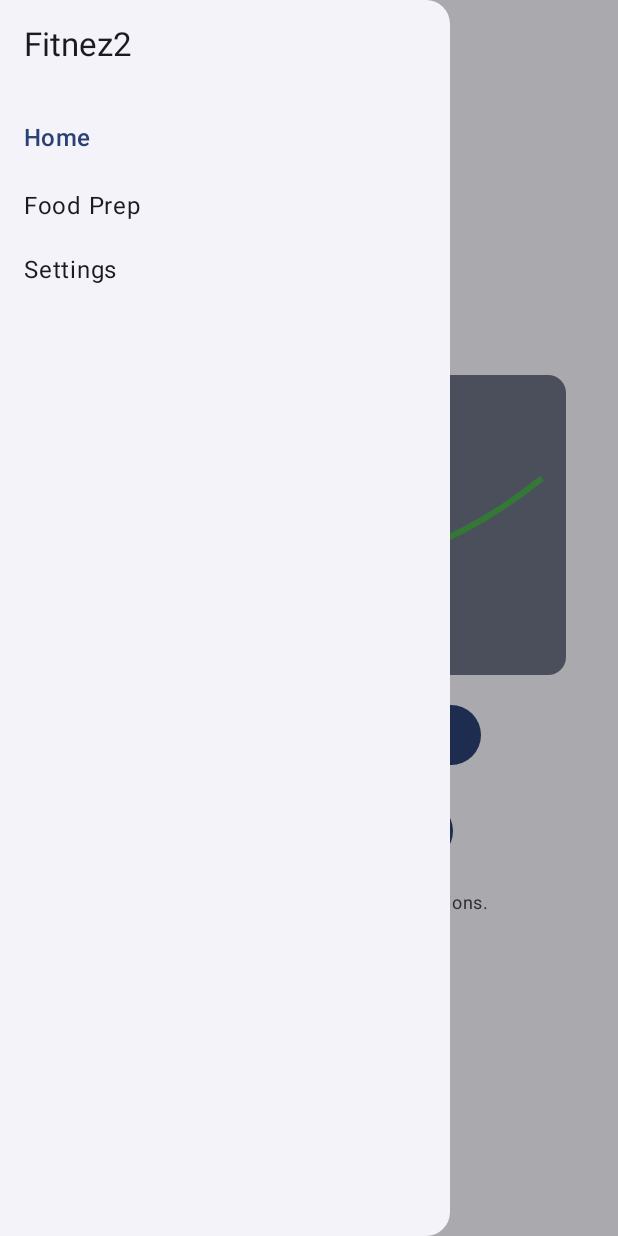
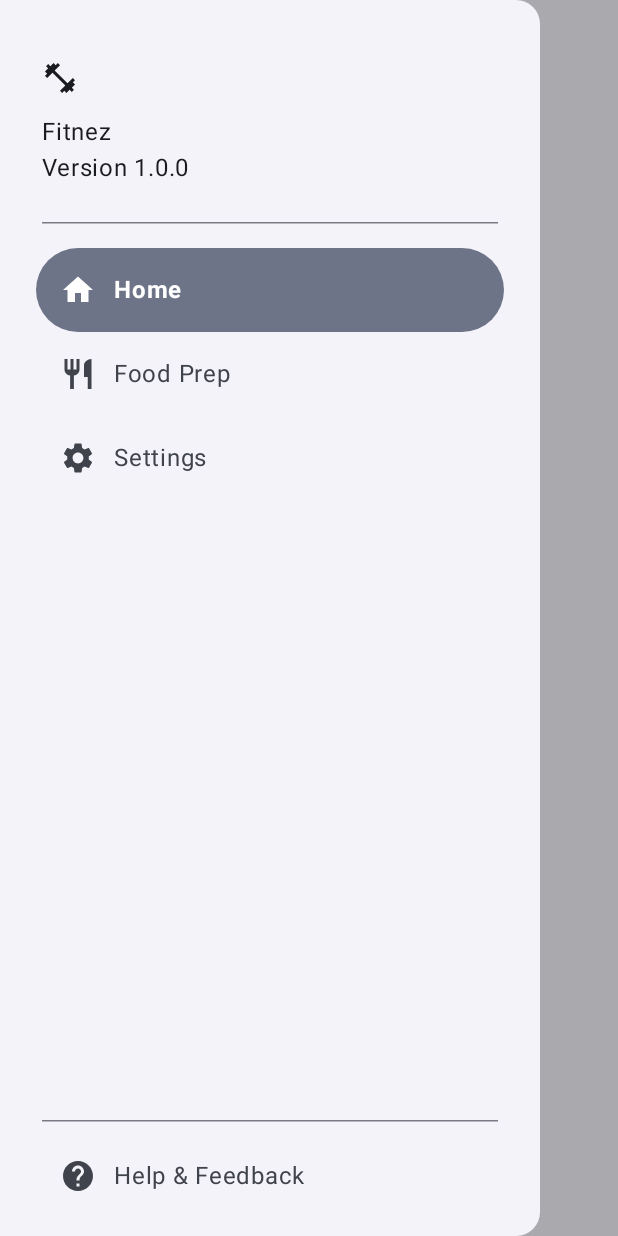
Before and after one commit to nNoidea/Fitnez2, an Android app built with Jetpack Compose: the screen it shows after launch (MainActivity), after a tap on "Open Navigation Drawer", on a phone screen of 412 x 824 dp. Run offline under Robolectric (Android 15) with nearby library versions, the phone set to English and light mode, and no system bars.

Commit message:
feat: Add navigation icons, remove placeholder content, and update drawer UI.

```diff
--- a/app/build.gradle.kts
+++ b/app/build.gradle.kts
@@ -52,6 +52,7 @@ dependencies {
     implementation(libs.androidx.compose.ui.graphics)
     implementation(libs.androidx.compose.ui.tooling.preview)
     implementation(libs.androidx.compose.material3)
+    implementation(libs.androidx.compose.material.icons.extended)
     implementation(libs.androidx.navigation.compose)
     testImplementation(libs.junit)
     androidTestImplementation(libs.androidx.junit)
--- a/app/src/main/java/com/nnoidea/fitnez2/ui/components/PlaceholderTestContent.kt
+++ /dev/null
@@ -1,81 +0,0 @@
-package com.nnoidea.fitnez2.ui.components
-
-import androidx.compose.foundation.Canvas
-import androidx.compose.foundation.background
-import androidx.compose.foundation.layout.Arrangement
-import androidx.compose.foundation.layout.Box
-import androidx.compose.foundation.layout.Column
-import androidx.compose.foundation.layout.Row
-import androidx.compose.foundation.layout.fillMaxSize
-import androidx.compose.foundation.layout.fillMaxWidth
-import androidx.compose.foundation.layout.height
-import androidx.compose.foundation.layout.padding
-import androidx.compose.material3.Button
-import androidx.compose.material3.MaterialTheme
-import androidx.compose.material3.Text
-import androidx.compose.runtime.Composable
-import androidx.compose.ui.Alignment
-import androidx.compose.ui.Modifier
-import androidx.compose.ui.graphics.Color
-import androidx.compose.ui.graphics.Path
-import androidx.compose.ui.graphics.drawscope.Stroke
-import androidx.compose.ui.unit.dp
-
-// Placeholder content for testing animations
-// Easily deletable as per user request
-@Composable
-fun PlaceholderTestContent() {
-    Column(
-            modifier = Modifier.fillMaxWidth().padding(16.dp),
-            horizontalAlignment = Alignment.CenterHorizontally,
-            verticalArrangement = Arrangement.spacedBy(16.dp)
-    ) {
-        // Placeholder Graph
-        Box(
-                modifier =
-                        Modifier.fillMaxWidth(0.9f)
-                                .height(200.dp)
-                                .background(
-                                        MaterialTheme.colorScheme.secondaryContainer,
-                                        shape = MaterialTheme.shapes.medium
-                                )
-                                .padding(16.dp)
-        ) {
-            Text(
-                    "Activity Graph",
-                    style = MaterialTheme.typography.labelLarge,
-                    color = MaterialTheme.colorScheme.onSecondaryContainer,
-                    modifier = Modifier.align(Alignment.TopStart)
-            )
-
-            Canvas(modifier = Modifier.fillMaxSize().padding(top = 24.dp)) {
-                val path = Path()
-                val w = size.width
-                val h = size.height
-
-                path.moveTo(0f, h * 0.8f)
-                path.cubicTo(w * 0.3f, h * 0.5f, w * 0.6f, h * 0.9f, w, h * 0.2f)
-
-                drawPath(
-                        path = path,
-                        color = Color(0xFF4CAF50), // Simple Green
-                        style = Stroke(width = 4.dp.toPx())
-                )
-            }
-        }
-
-        // Placeholder Buttons
-        Row(horizontalArrangement = Arrangement.spacedBy(16.dp)) {
-            Button(onClick = {}) { Text("Start w/o") }
-            Button(onClick = {}) { Text("Log Data") }
-        }
-
-        Button(onClick = {}) { Text("View Detailed Analysis") }
-
-        Text(
-                "This content is just for testing animations.",
-                style = MaterialTheme.typography.bodySmall,
-                color = MaterialTheme.colorScheme.onSurfaceVariant
-        )
-    }
-}
--- a/app/src/main/java/com/nnoidea/fitnez2/ui/components/SidePanel.kt
+++ b/app/src/main/java/com/nnoidea/fitnez2/ui/components/SidePanel.kt
@@ -1,18 +1,28 @@
 package com.nnoidea.fitnez2.ui.components
 
-import androidx.compose.foundation.clickable
 import androidx.compose.foundation.layout.Column
+import androidx.compose.foundation.layout.Spacer
 import androidx.compose.foundation.layout.fillMaxHeight
-import androidx.compose.foundation.layout.fillMaxWidth
+import androidx.compose.foundation.layout.height
 import androidx.compose.foundation.layout.padding
-import androidx.compose.foundation.layout.width
+import androidx.compose.foundation.rememberScrollState
+import androidx.compose.foundation.verticalScroll
+import androidx.compose.material.icons.Icons
+import androidx.compose.material.icons.filled.FitnessCenter
+import androidx.compose.material.icons.automirrored.filled.Help
+import androidx.compose.material3.HorizontalDivider
+import androidx.compose.material3.Icon
 import androidx.compose.material3.MaterialTheme
 import androidx.compose.material3.ModalDrawerSheet
+import androidx.compose.material3.NavigationDrawerItem
+import androidx.compose.material3.NavigationDrawerItemDefaults
 import androidx.compose.material3.Text
 import androidx.compose.runtime.Composable
 import androidx.compose.ui.Modifier
+import androidx.compose.ui.text.font.FontWeight
 import androidx.compose.ui.tooling.preview.Preview
 import androidx.compose.ui.unit.dp
+import androidx.compose.ui.unit.sp
 import com.nnoidea.fitnez2.ui.navigation.AppPage
 
 @Composable
@@ -22,30 +32,76 @@ fun SidePanel(
         onItemClick: (String) -> Unit,
         modifier: Modifier = Modifier
 ) {
-    ModalDrawerSheet(modifier = modifier) {
-        Column(modifier = Modifier.fillMaxHeight().width(300.dp).padding(16.dp)) {
-            Text(
-                    text = "Fitnez2",
-                    style = MaterialTheme.typography.titleLarge,
-                    modifier = Modifier.padding(bottom = 24.dp)
+    ModalDrawerSheet(
+            modifier = modifier,
+            drawerTonalElevation = 0.dp
+    ) {
+        Column(
+                modifier =
+                        Modifier.fillMaxHeight()
+                                .padding(horizontal = 12.dp)
+                                .verticalScroll(rememberScrollState())
+        ) {
+            // Header Section
+            Spacer(modifier = Modifier.height(32.dp))
+            Column(modifier = Modifier.padding(horizontal = 16.dp, vertical = 8.dp)) {
+                Icon(
+                        imageVector = Icons.Default.FitnessCenter,
+                        contentDescription = null,
+                        modifier = Modifier.padding(bottom = 12.dp)
+                )
+                Text(
+                        text = "Fitnez"
+                )
+                Text(
+                        text = "Version 1.0.0",
+                )
+            }
+
+            Spacer(modifier = Modifier.height(16.dp))
+            HorizontalDivider(
+                    modifier = Modifier.padding(horizontal = 16.dp),
+            )
+            Spacer(modifier = Modifier.height(16.dp))
+
+            // Navigation Items
+            items.forEach { item ->
+                val isSelected = currentRoute == item.route
+                NavigationDrawerItem(
+                        label = {
+                            Text(
+                                    text = item.label,
+                                    fontWeight =
+                                            if (isSelected) FontWeight.Bold else FontWeight.Normal
+                            )
+                        },
+                        selected = isSelected,
+                        onClick = { onItemClick(item.route) },
+                        icon = {
+                            Icon(
+                                    imageVector = item.icon,
+                                    contentDescription = item.label,
+                            )
+                        },
+                        modifier = Modifier.padding(NavigationDrawerItemDefaults.ItemPadding)
+                )
+            }
+
+            Spacer(modifier = Modifier.weight(1f))
+
+            // Footer Section
+            HorizontalDivider(
+                    modifier = Modifier.padding(horizontal = 16.dp, vertical = 8.dp),
             )
 
-            items.forEach { item ->
-                val isSelected = currentRoute == item.route
-                Text(
-                        text = item.label,
-                        style =
-                                if (isSelected) MaterialTheme.typography.titleMedium
-                                else MaterialTheme.typography.bodyLarge,
-                        color =
-                                if (isSelected) MaterialTheme.colorScheme.primary
-                                else MaterialTheme.colorScheme.onSurface,
-                        modifier =
-                                Modifier.fillMaxWidth()
-                                        .clickable { onItemClick(item.route) }
-                                        .padding(vertical = 12.dp)
-                )
-            }
+            NavigationDrawerItem(
+                    label = { Text("Help & Feedback") },
+                    selected = false,
+                    onClick = { /* Handle help */},
+                    icon = { Icon(Icons.AutoMirrored.Filled.Help, contentDescription = null) },
+                    modifier = Modifier.padding(NavigationDrawerItemDefaults.ItemPadding)
+            )
+            Spacer(modifier = Modifier.height(12.dp))
         }
     }
 }
@@ -53,5 +109,7 @@ fun SidePanel(
 @Preview
 @Composable
 fun SidePanelPreview() {
-    SidePanel(items = AppPage.entries, currentRoute = AppPage.Home.route, onItemClick = {})
+    MaterialTheme {
+        SidePanel(items = AppPage.entries, currentRoute = AppPage.Home.route, onItemClick = {})
+    }
 }
--- a/app/src/main/java/com/nnoidea/fitnez2/ui/navigation/AppPage.kt
+++ b/app/src/main/java/com/nnoidea/fitnez2/ui/navigation/AppPage.kt
@@ -1,6 +1,11 @@
 package com.nnoidea.fitnez2.ui.navigation
 
+import androidx.compose.material.icons.Icons
+import androidx.compose.material.icons.filled.Home
+import androidx.compose.material.icons.filled.Restaurant
+import androidx.compose.material.icons.filled.Settings
 import androidx.compose.runtime.Composable
+import androidx.compose.ui.graphics.vector.ImageVector
 import com.nnoidea.fitnez2.ui.screens.FoodPrepScreen
 import com.nnoidea.fitnez2.ui.screens.HomeScreen
 import com.nnoidea.fitnez2.ui.screens.SettingsScreen
@@ -8,17 +13,25 @@ import com.nnoidea.fitnez2.ui.screens.SettingsScreen
 enum class AppPage(
         val route: String,
         val label: String,
+        val icon: ImageVector,
         val content: @Composable (onOpenDrawer: () -> Unit) -> Unit
 ) {
-    Home(route = "home", label = "Home", content = { HomeScreen(onOpenDrawer = it) }),
+    Home(
+            route = "home",
+            label = "Home",
+            icon = Icons.Default.Home,
+            content = { HomeScreen(onOpenDrawer = it) }
+    ),
     FoodPrep(
             route = "food_prep",
             label = "Food Prep",
+            icon = Icons.Default.Restaurant,
             content = { FoodPrepScreen(onOpenDrawer = it) }
     ),
     Settings(
             route = "settings",
             label = "Settings",
+            icon = Icons.Default.Settings,
             content = { SettingsScreen(onOpenDrawer = it) }
     )
 }
--- a/app/src/main/java/com/nnoidea/fitnez2/ui/screens/FoodPrepScreen.kt
+++ b/app/src/main/java/com/nnoidea/fitnez2/ui/screens/FoodPrepScreen.kt
@@ -24,7 +24,7 @@ fun FoodPrepScreen(onOpenDrawer: () -> Unit) {
                     "Salmon with Asparagus"
             )
 
-    Box(modifier = Modifier.fillMaxSize().background(MaterialTheme.colorScheme.background)) {
+    Box(modifier = Modifier.fillMaxSize()) {
         Column(modifier = Modifier.fillMaxSize()) {
             Row(
                     modifier =
@@ -56,12 +56,7 @@ fun FoodPrepScreen(onOpenDrawer: () -> Unit) {
 
                 items(dummyMeals) { meal ->
                     Card(
-                            modifier = Modifier.fillMaxWidth(),
-                            colors =
-                                    CardDefaults.cardColors(
-                                            containerColor =
-                                                    MaterialTheme.colorScheme.surfaceVariant
-                                    )
+                            modifier = Modifier.fillMaxWidth()
                     ) {
                         Column(modifier = Modifier.padding(16.dp)) {
                             Text(text = meal, style = MaterialTheme.typography.titleMedium)
--- a/app/src/main/java/com/nnoidea/fitnez2/ui/screens/HomeScreen.kt
+++ b/app/src/main/java/com/nnoidea/fitnez2/ui/screens/HomeScreen.kt
@@ -10,7 +10,6 @@ import androidx.compose.runtime.Composable
 import androidx.compose.ui.Alignment
 import androidx.compose.ui.Modifier
 import com.nnoidea.fitnez2.ui.components.HamburgerMenu
-import com.nnoidea.fitnez2.ui.components.PlaceholderTestContent
 
 @Composable
 fun HomeScreen(onOpenDrawer: () -> Unit) {
@@ -22,9 +21,7 @@ fun HomeScreen(onOpenDrawer: () -> Unit) {
                 modifier = Modifier.align(Alignment.Center),
                 horizontalAlignment = Alignment.CenterHorizontally
         ) {
-            Text(text = "Home Page", style = MaterialTheme.typography.headlineMedium)
-
-            PlaceholderTestContent()
+            Text(text = "Home Page")
         }
     }
 }
--- a/app/src/main/java/com/nnoidea/fitnez2/ui/screens/SettingsScreen.kt
+++ b/app/src/main/java/com/nnoidea/fitnez2/ui/screens/SettingsScreen.kt
@@ -22,10 +22,7 @@ fun SettingsScreen(onOpenDrawer: () -> Unit) {
         ) {
             Text(
                     text = "Settings",
-                    style = androidx.compose.material3.MaterialTheme.typography.headlineMedium
             )
-
-            com.nnoidea.fitnez2.ui.components.PlaceholderTestContent()
         }
     }
 }
--- a/gradle/libs.versions.toml
+++ b/gradle/libs.versions.toml
@@ -25,6 +25,7 @@ androidx-compose-ui-tooling-preview = { group = "androidx.compose.ui", name = "u
 androidx-compose-ui-test-manifest = { group = "androidx.compose.ui", name = "ui-test-manifest" }
 androidx-compose-ui-test-junit4 = { group = "androidx.compose.ui", name = "ui-test-junit4" }
 androidx-compose-material3 = { group = "androidx.compose.material3", name = "material3" }
+androidx-compose-material-icons-extended = { group = "androidx.compose.material", name = "material-icons-extended" }
 androidx-navigation-compose = { group = "androidx.navigation", name = "navigation-compose", version.ref = "navigationCompose" }
 
 [plugins]
```
